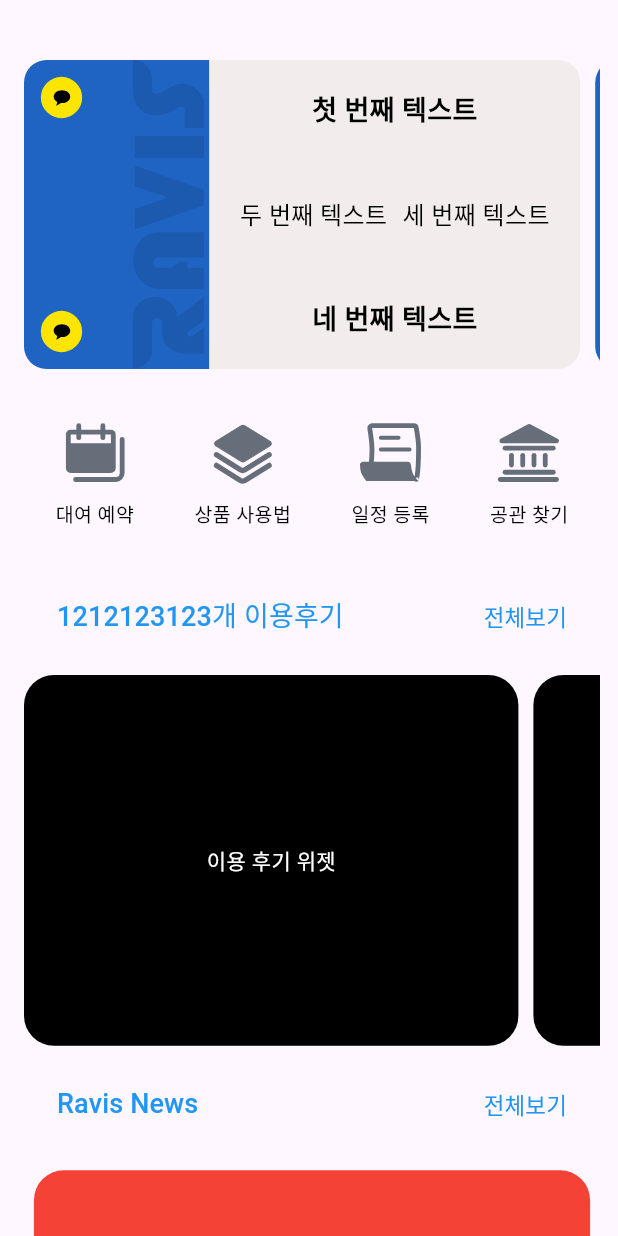
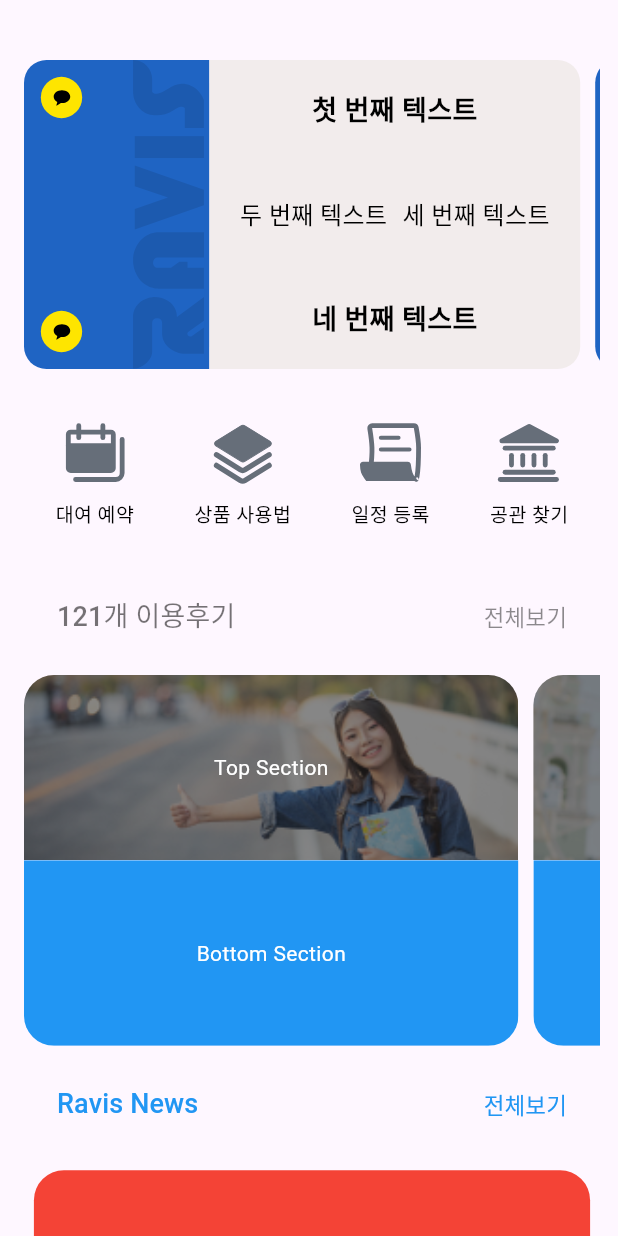
Before and after one commit to mxcoogi/Ravis, a Flutter app: the HomeScreen screen opened directly, on a phone screen of 412 x 824 dp. Run offline on Flutter 3.47's test engine with Material 3 defaults, Android fonts, the phone set to English and light mode, and no system bars; our stand-ins replace flutter_svg.

Commit message:
리뷰 위젯 이미지 설정

```diff
--- a/lib/screen/screen_home.dart
+++ b/lib/screen/screen_home.dart
@@ -53,22 +53,17 @@ class _HomeScreenState extends State<HomeScreen> {
                     // 첫 번째 Review 위젯
                     Padding(
                       padding: const EdgeInsets.only(right: 10.0), // 오른쪽에 간격을 추가
-                      child: Review(width: screenWidth * 0.8, height: screenHeight * 0.3),
+                      child: Review(width: screenWidth * 0.8, height: screenHeight * 0.3, path: 'assets/reviewimage.png',),
                     ),
                     // 두 번째 Review 위젯
                     Padding(
                       padding: const EdgeInsets.only(right: 10.0), // 오른쪽에 간격을 추가
-                      child: Review(width: screenWidth * 0.8, height: screenHeight * 0.3),
+                      child: Review(width: screenWidth * 0.8, height: screenHeight * 0.3, path: 'assets/reviewimage2.png'),
                     ),
                     // 세 번째 Review 위젯
                     Padding(
                       padding: const EdgeInsets.only(right: 10.0), // 오른쪽에 간격을 추가
-                      child: Review(width: screenWidth * 0.8, height: screenHeight * 0.3),
-                    ),
-                    // 네 번째 Review 위젯
-                    Padding(
-                      padding: const EdgeInsets.only(right: 10.0), // 오른쪽에 간격을 추가
-                      child: Review(width: screenWidth * 0.8, height: screenHeight * 0.3),
+                      child: Review(width: screenWidth * 0.8, height: screenHeight * 0.3, path: 'assets/reviewimage.png'),
                     ),
                   ],
                 ),
--- a/lib/widget/widget_home.dart
+++ b/lib/widget/widget_home.dart
@@ -301,8 +301,8 @@ class TextMenu extends StatelessWidget {
               print('이용후기 클릭됨');
             },
             child: Text(
-              '1212123123개 이용후기',
-              style: TextStyle(fontSize: 18, color: Colors.blue),
+              '121개 이용후기',
+              style: TextStyle(fontSize: 18, color: Colors.black54),
             ),
           ),
 
@@ -313,7 +313,7 @@ class TextMenu extends StatelessWidget {
             },
             child: Text(
               '전체보기',
-              style: TextStyle(fontSize: 15, color: Colors.blue),
+              style: TextStyle(fontSize: 15, color: Colors.black45),
             ),
           ),
         ],
@@ -326,11 +326,13 @@ class TextMenu extends StatelessWidget {
 class Review extends StatefulWidget {
   final double width; // 너비
   final double height; // 높이
+  final String path;
 
   const Review({
     super.key,
     required this.width,
     required this.height,
+    required this.path
   });
 
   @override
@@ -341,16 +343,42 @@ class _ReviewState extends State<Review> {
   @override
   Widget build(BuildContext context) {
     return Container(
-      width: widget.width, // 너비
-      height: widget.height, // 높이
-      decoration: BoxDecoration(
-        color: Colors.black, // 배경색
-        borderRadius: BorderRadius.circular(20), // 모서리를 둥글게
-      ),
-      child: Center(
-        child: Text(
-          "이용 후기 위젯",
-          style: TextStyle(color: Colors.white),
+      width: widget.width,  // 너비
+      height: widget.height,  // 높이
+      child: ClipRRect(
+        borderRadius: BorderRadius.circular(20),  // 외부 둥근 모서리 적용
+        child: Column(
+          children: [
+            Expanded(
+              flex: 1,
+              child: Container(
+                decoration: BoxDecoration(
+                  image: DecorationImage(
+                    image: AssetImage(widget.path),  // 배경 이미지 경로
+                    fit: BoxFit.cover,  // 이미지를 꽉 채우도록 설정
+                  ),
+                ),
+                child: Center(
+                  child: Text(
+                    'Top Section',
+                    style: TextStyle(color: Colors.white),
+                  ),
+                ),
+              ),
+            ),
+            Expanded(
+              flex: 1,
+              child: Container(
+                color: Colors.blue,  // 두 번째 컨테이너 색상
+                child: Center(
+                  child: Text(
+                    'Bottom Section',
+                    style: TextStyle(color: Colors.white),
+                  ),
+                ),
+              ),
+            ),
+          ],
         ),
       ),
     );
```
Also changed, not shown: assets/reviewimage.png (added), assets/reviewimage2.png (added).
